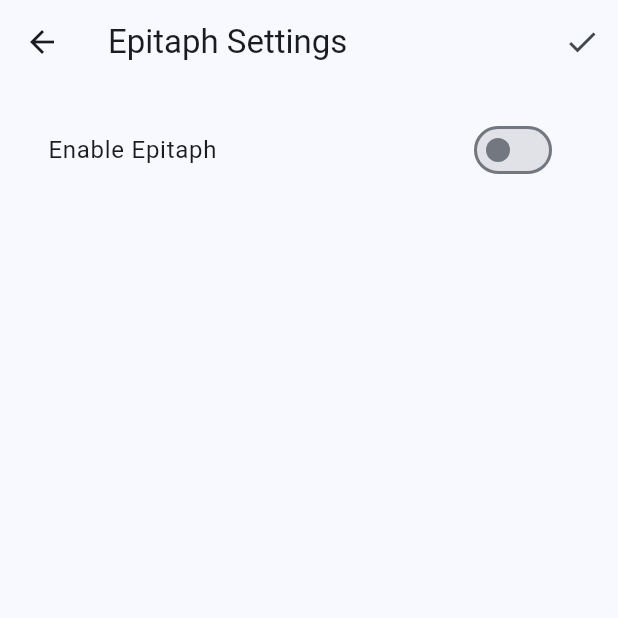
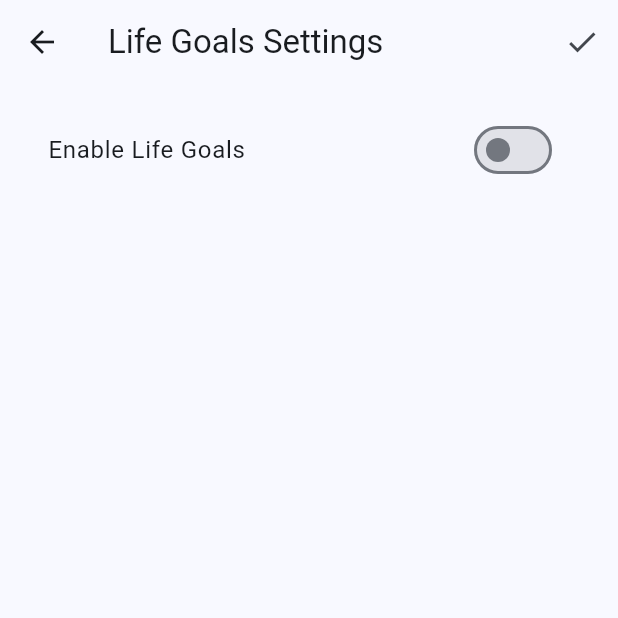
Before and after one commit to liuxiaotian/lifelog, a Flutter app: the EpitaphSettingsScreen screen opened directly, on a phone screen of 412 x 824 dp, the top half of it. Run offline on Flutter 3.47's test engine with Material 3 defaults, Android fonts, the phone set to English and light mode, and no system bars; our stand-ins replace image_picker, shared_preferences; accounts and stored records are empty.

Commit message:
Update epitaph to life goals and fix Chinese translations
Co-authored-by: liuxiaotian <96929717+liuxiaotian@users.noreply.github.com>

```diff
--- a/lib/l10n/app_localizations.dart
+++ b/lib/l10n/app_localizations.dart
@@ -51,16 +51,16 @@ class AppLocalizations {
       'failed_to_record_video': 'Failed to record video',
       'feeling_score': 'Feeling Score',
       'feeling_score_optional': 'Feeling Score (optional)',
-      'epitaph': 'Epitaph',
-      'epitaph_settings': 'Epitaph Settings',
-      'enable_epitaph': 'Enable Epitaph',
+      'epitaph': 'Life Goals',
+      'epitaph_settings': 'Life Goals Settings',
+      'enable_epitaph': 'Enable Life Goals',
       'birthday': 'Birthday',
       'expected_lifespan': 'Expected Lifespan (years)',
-      'epitaph_content': 'Epitaph Content',
+      'epitaph_content': 'Life Goals',
       'save': 'Save',
       'please_enter_birthday': 'Please enter your birthday',
       'please_enter_lifespan': 'Please enter expected lifespan',
-      'please_enter_epitaph': 'Please enter epitaph content',
+      'please_enter_epitaph': 'Please enter your life goals',
       'statistics': 'Statistics',
       'feeling_curve': 'Feeling Curve',
       'no_feeling_data': 'No feeling score data available',
@@ -70,7 +70,7 @@ class AppLocalizations {
       'invalid_lifespan': 'Please enter a valid lifespan (1-150)',
     },
     'zh': {
-      'app_title': '生活日志',
+      'app_title': '人生日志',
       'new_entry': '新建记录',
       'time': '时间',
       'how_are_you_feeling': '你的心情如何？',
@@ -93,7 +93,7 @@ class AppLocalizations {
       'clear_all_confirm': '确定要删除所有日志记录吗？此操作无法撤销。',
       'delete_all': '全部删除',
       'all_entries_cleared': '所有记录已清空',
-      'app_description': '一个简单的生活日志应用，用于记录时间、心情和事件。',
+      'app_description': '一个简单的人生日志应用，用于记录时间、心情和事件。',
       'built_with_flutter': '使用 Flutter 构建',
       'attachments': '附件',
       'add_attachment': '添加附件',
@@ -107,16 +107,16 @@ class AppLocalizations {
       'failed_to_record_video': '录像失败',
       'feeling_score': '感受得分',
       'feeling_score_optional': '感受得分（可选）',
-      'epitaph': '墓志铭',
-      'epitaph_settings': '墓志铭设置',
-      'enable_epitaph': '启用墓志铭',
+      'epitaph': '人生目标',
+      'epitaph_settings': '人生目标设置',
+      'enable_epitaph': '启用人生目标',
       'birthday': '生日',
       'expected_lifespan': '预期寿命（年）',
-      'epitaph_content': '墓志铭内容',
+      'epitaph_content': '人生目标',
       'save': '保存',
       'please_enter_birthday': '请输入您的生日',
       'please_enter_lifespan': '请输入预期寿命',
-      'please_enter_epitaph': '请输入墓志铭内容',
+      'please_enter_epitaph': '请输入您的人生目标',
       'statistics': '统计',
       'feeling_curve': '感受曲线',
       'no_feeling_data': '暂无感受得分数据',
--- a/lib/screens/epitaph_settings_screen.dart
+++ b/lib/screens/epitaph_settings_screen.dart
@@ -1,5 +1,4 @@
 import 'package:flutter/material.dart';
-import 'package:intl/intl.dart';
 import '../l10n/app_localizations.dart';
 import '../services/storage_service.dart';
 
@@ -13,11 +12,9 @@ class EpitaphSettingsScreen extends StatefulWidget {
 class _EpitaphSettingsScreenState extends State<EpitaphSettingsScreen> {
   final StorageService _storageService = StorageService();
   final _formKey = GlobalKey<FormState>();
-  final _lifespanController = TextEditingController();
   final _contentController = TextEditingController();
 
   bool _epitaphEnabled = false;
-  DateTime? _birthday;
   bool _isLoading = true;
 
   @override
@@ -28,7 +25,6 @@ class _EpitaphSettingsScreenState extends State<EpitaphSettingsScreen> {
 
   @override
   void dispose() {
-    _lifespanController.dispose();
     _contentController.dispose();
     super.dispose();
   }
@@ -36,32 +32,13 @@ class _EpitaphSettingsScreenState extends State<EpitaphSettingsScreen> {
   Future<void> _loadSettings() async {
     setState(() => _isLoading = true);
     final enabled = await _storageService.isEpitaphEnabled();
-    final birthday = await _storageService.getEpitaphBirthday();
-    final lifespan = await _storageService.getEpitaphLifespan();
     final content = await _storageService.getEpitaphContent();
 
     setState(() {
       _epitaphEnabled = enabled;
-      _birthday = birthday;
-      _lifespanController.text = lifespan?.toString() ?? '';
       _contentController.text = content ?? '';
       _isLoading = false;
     });
-  }
-
-  Future<void> _selectBirthday() async {
-    final date = await showDatePicker(
-      context: context,
-      initialDate: _birthday ?? DateTime(1990),
-      firstDate: DateTime(1900),
-      lastDate: DateTime.now(),
-    );
-
-    if (date != null && mounted) {
-      setState(() {
-        _birthday = date;
-      });
-    }
   }
 
   Future<void> _saveSettings() async {
@@ -71,26 +48,20 @@ class _EpitaphSettingsScreenState extends State<EpitaphSettingsScreen> {
         ScaffoldMessenger.of(context).showSnackBar(
           SnackBar(content: Text(AppLocalizations.of(context).save)),
         );
-        Navigator.pop(context);
+        Navigator.pop(context, true);
       }
       return;
     }
 
     if (_formKey.currentState!.validate()) {
       await _storageService.setEpitaphEnabled(_epitaphEnabled);
-      await _storageService.setEpitaphBirthday(_birthday);
-      await _storageService.setEpitaphLifespan(
-        _lifespanController.text.isNotEmpty
-            ? int.tryParse(_lifespanController.text)
-            : null,
-      );
       await _storageService.setEpitaphContent(_contentController.text.trim());
 
       if (mounted) {
         ScaffoldMessenger.of(context).showSnackBar(
           SnackBar(content: Text(AppLocalizations.of(context).save)),
         );
-        Navigator.pop(context);
+        Navigator.pop(context, true);
       }
     }
   }
@@ -134,46 +105,6 @@ class _EpitaphSettingsScreenState extends State<EpitaphSettingsScreen> {
             ),
             const SizedBox(height: 16),
             if (_epitaphEnabled) ...[
-              Card(
-                child: ListTile(
-                  leading: const Icon(Icons.cake),
-                  title: Text(l10n.birthday),
-                  subtitle: Text(
-                    _birthday != null
-                        ? DateFormat('MMM dd, yyyy').format(_birthday!)
-                        : l10n.pleaseEnterBirthday,
-                  ),
-                  onTap: _selectBirthday,
-                  trailing: _birthday != null
-                      ? IconButton(
-                          icon: const Icon(Icons.clear),
-                          onPressed: () => setState(() => _birthday = null),
-                        )
-                      : null,
-                ),
-              ),
-              const SizedBox(height: 16),
-              TextFormField(
-                controller: _lifespanController,
-                decoration: InputDecoration(
-                  labelText: l10n.expectedLifespan,
-                  border: const OutlineInputBorder(),
-                ),
-                keyboardType: TextInputType.number,
-                validator: (value) {
-                  if (_epitaphEnabled) {
-                    if (value == null || value.trim().isEmpty) {
-                      return l10n.pleaseEnterLifespan;
-                    }
-                    final lifespan = int.tryParse(value);
-                    if (lifespan == null || lifespan <= 0 || lifespan > 150) {
-                      return l10n.invalidLifespan;
-                    }
-                  }
-                  return null;
-                },
-              ),
-              const SizedBox(height: 16),
               TextFormField(
                 controller: _contentController,
                 decoration: InputDecoration(
```
Also changed, not shown: lib/screens/home_screen.dart (+5 -10 lines), lib/screens/settings_screen.dart (+6 -2 lines).
